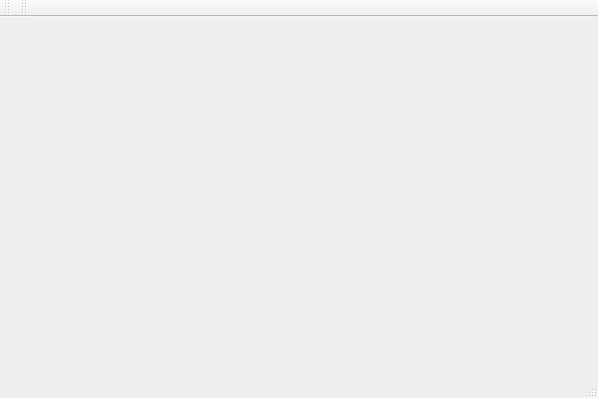
This is qt/qtgo/qtgo/mainwindow.ui in alecs1/home as Qt 5 draws it before an edit. The edited form follows.
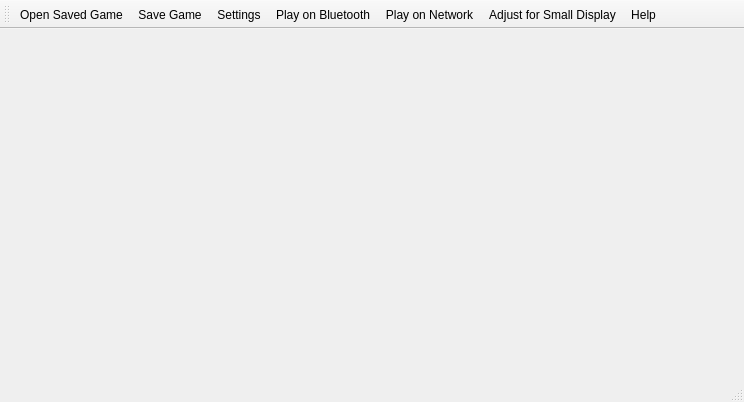
This is the edited form. Icons and pictures are not drawn.

Commit message: Move to a MainWindow controlled list of actions to have easy access to picture.

```diff
--- a/qt/qtgo/qtgo/mainwindow.ui
+++ b/qt/qtgo/qtgo/mainwindow.ui
@@ -6,8 +6,8 @@
    <rect>
     <x>0</x>
     <y>0</y>
-    <width>598</width>
-    <height>398</height>
+    <width>744</width>
+    <height>402</height>
    </rect>
   </property>
   <property name="sizePolicy">
@@ -75,25 +75,108 @@
    </property>
   </widget>
   <widget class="QToolBar" name="mainToolBar">
+   <property name="iconSize">
+    <size>
+     <width>32</width>
+     <height>32</height>
+    </size>
+   </property>
+   <property name="toolButtonStyle">
+    <enum>Qt::ToolButtonTextUnderIcon</enum>
+   </property>
    <attribute name="toolBarArea">
     <enum>TopToolBarArea</enum>
    </attribute>
    <attribute name="toolBarBreak">
     <bool>false</bool>
    </attribute>
+   <addaction name="actionOpen_Saved_Game"/>
+   <addaction name="actionSave_Game"/>
+   <addaction name="actionSettings"/>
+   <addaction name="actionPlay_on_Bluetooth"/>
+   <addaction name="actionPlay_on_Network"/>
+   <addaction name="actionAdjust_for_Small_Display"/>
+   <addaction name="actionHelp"/>
   </widget>
   <widget class="QStatusBar" name="statusBar"/>
-  <widget class="QToolBar" name="toolBar">
-   <property name="windowTitle">
-    <string>toolBar</string>
+  <action name="actionSettings">
+   <property name="icon">
+    <iconset resource="res.qrc">
+     <normaloff>:/resources/oxygen-icons/preferences-other.svg</normaloff>:/resources/oxygen-icons/preferences-other.svg</iconset>
    </property>
-   <attribute name="toolBarArea">
-    <enum>TopToolBarArea</enum>
-   </attribute>
-   <attribute name="toolBarBreak">
-    <bool>false</bool>
-   </attribute>
-  </widget>
+   <property name="text">
+    <string>Settings</string>
+   </property>
+  </action>
+  <action name="actionSave_Game">
+   <property name="icon">
+    <iconset resource="res.qrc">
+     <normaloff>:/resources/oxygen-icons/document-save.svg</normaloff>:/resources/oxygen-icons/document-save.svg</iconset>
+   </property>
+   <property name="text">
+    <string>Save Game</string>
+   </property>
+  </action>
+  <action name="actionOpen_Saved_Game">
+   <property name="icon">
+    <iconset resource="res.qrc">
+     <normaloff>:/resources/oxygen-icons/open-saved-game--folder-open.svg</normaloff>:/resources/oxygen-icons/open-saved-game--folder-open.svg</iconset>
+   </property>
+   <property name="text">
+    <string>Open Saved Game</string>
+   </property>
+  </action>
+  <action name="actionPlay_on_Bluetooth">
+   <property name="icon">
+    <iconset resource="res.qrc">
+     <normaloff>:/resources/oxygen-icons/preferences-system-bluetooth.svg</normaloff>:/resources/oxygen-icons/preferences-system-bluetooth.svg</iconset>
+   </property>
+   <property name="text">
+    <string>Play on Bluetooth</string>
+   </property>
+   <property name="toolTip">
+    <string>Play a Game on Bluetooth</string>
+   </property>
+  </action>
+  <action name="actionPlay_on_Network">
+   <property name="icon">
+    <iconset resource="res.qrc">
+     <normaloff>:/resources/oxygen-icons/playerNetwork--network-wired.svg</normaloff>:/resources/oxygen-icons/playerNetwork--network-wired.svg</iconset>
+   </property>
+   <property name="text">
+    <string>Play on Network</string>
+   </property>
+  </action>
+  <action name="actionHelp">
+   <property name="icon">
+    <iconset resource="res.qrc">
+     <normaloff>:/resources/oxygen-icons/system-help.svg</normaloff>:/resources/oxygen-icons/system-help.svg</iconset>
+   </property>
+   <property name="text">
+    <string>Help</string>
+   </property>
+  </action>
+  <action name="actionAdjust_for_Small_Display">
+   <property name="icon">
+    <iconset resource="res.qrc">
+     <normaloff>:/resources/oxygen-icons/phone.svg</normaloff>:/resources/oxygen-icons/phone.svg</iconset>
+   </property>
+   <property name="text">
+    <string>Adjust for Small Display</string>
+   </property>
+   <property name="toolTip">
+    <string>Optimise the game for a small resolution</string>
+   </property>
+  </action>
+  <action name="actionAbout">
+   <property name="icon">
+    <iconset resource="res.qrc">
+     <normaloff>:/resources/oxygen-icons/dialog-information.svg</normaloff>:/resources/oxygen-icons/dialog-information.svg</iconset>
+   </property>
+   <property name="text">
+    <string>About</string>
+   </property>
+  </action>
  </widget>
  <layoutdefault spacing="6" margin="11"/>
  <resources>
```
Left out of the diff: 2 changed lines with no effect on the pictures. The commit also changes 19 other files.
